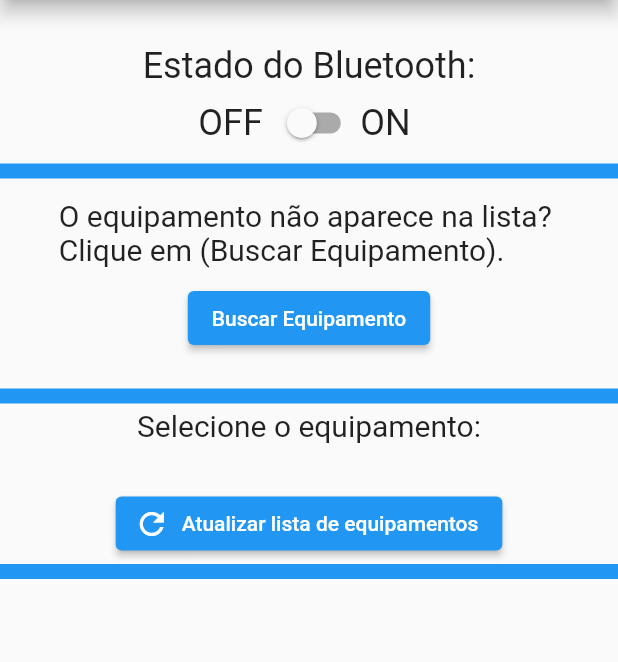
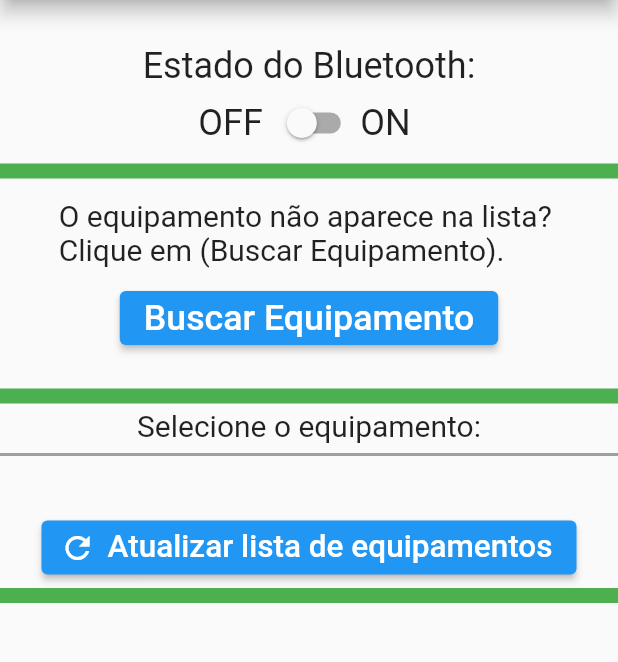
Before and after one commit to Fernando-H-Garcia/Alimentador, a Flutter app: the MyHomePage screen opened directly, on a phone screen of 412 x 824 dp, the part 156-818 px from its top. Run offline on Flutter 3.47's test engine with Material 2 defaults, Android fonts, the phone set to English and light mode, and no system bars; our stand-ins replace wakelock; statements that could not run were skipped.

Commit message:
Falta dar retoques na comunicação com o esp, mas no geral parece tudo funcinando

```diff
--- a/example/lib/2_FazendoAlteracao.dart
+++ b/example/lib/2_FazendoAlteracao.dart
@@ -21,7 +21,7 @@ class MyApp extends StatelessWidget {
     return MaterialApp(
       title: 'Eng & Life',
       theme: ThemeData(
-        primarySwatch: Colors.blue,
+        primarySwatch: Colors.green,
       ),
       navigatorKey: navigatorKey, // Assign the navigator key
       home: MyHomePage(title: 'Eng & Life'),
@@ -83,6 +83,7 @@ class _MyHomePageState extends State<MyHomePage> with TickerProviderStateMixin {
 
   bool isCalibrating = false;
 
+  bool roscaLigada = false;
 // Declare a stream subscription for discovery events
   StreamSubscription<BluetoothDiscoveryResult>? _streamSubscription;
 
@@ -310,15 +311,14 @@ class _MyHomePageState extends State<MyHomePage> with TickerProviderStateMixin {
       _refreshList();
       _showToast(context, "Desconectado");
       _connectedDeviceName = "";
-      isCalibrating=false;// Indica o fim da calibração
-      _receivedMessages.clear();//
+      isCalibrating = false; // Indica o fim da calibração
+      _receivedMessages.clear(); //
       Timer(Duration(milliseconds: 1000), () {
         goToBluetooth();
       });
 
       _pressCount =
           1; // Reseta contador da calibração caso desconecte no meio da calibração
-
     });
 
     setState(() {
@@ -588,8 +588,8 @@ class _MyHomePageState extends State<MyHomePage> with TickerProviderStateMixin {
           } else if (code == "FimC=") {
             final result = "${codeMap[code]} $value ";
             _pressCount = 1;
-            isCalibrating=false;// Indica o fim da calibração
-            _receivedMessages.clear();//
+            isCalibrating = false; // Indica o fim da calibração
+            _receivedMessages.clear(); //
             return result;
           } else if (code == "Ci=") {
             _pressCount = 2;
@@ -682,7 +682,7 @@ class _MyHomePageState extends State<MyHomePage> with TickerProviderStateMixin {
       case 1:
         _receivedMessages.clear();
         await _sendMessage("Calibrar");
-        isCalibrating=true;
+        isCalibrating = true;
         //@TODO Após apertar em calibrar tem que travar ou mudar a função do botão Limpar mensagens e Configurar A300 preciso de um botão Cancelar e um botão Ligar rosca ou lançar porção
         break;
       case 2:
@@ -765,20 +765,22 @@ class _MyHomePageState extends State<MyHomePage> with TickerProviderStateMixin {
               Text('ON ', style: TextStyle(fontSize: 24)),
             ],
           ),
-          Divider(thickness: 10, color: Colors.blue),
+          Divider(thickness: 10, color: Colors.green),
           SizedBox(height: 10),
           const Text(
               'O equipamento não aparece na lista? \nClique em (Buscar Equipamento).',
               style: TextStyle(fontSize: 20)),
           SizedBox(height: 10),
           ElevatedButton(
-            child: const Text('Buscar Equipamento'),
+            child: const Text('Buscar Equipamento',
+            textScaleFactor: 1.7),
             onPressed:
                 _navigateToDiscoveryPage, // Substitua pelo nome correto da função
           ),
           SizedBox(height: 20),
-          Divider(thickness: 10, color: Colors.blue),
+          Divider(thickness: 10, color: Colors.green),
           Text('Selecione o equipamento:', style: TextStyle(fontSize: 20)),
+          Divider(thickness: 2, color: Colors.grey),
           Column(
             children: _devicesList.map((device) {
               return Card(
@@ -786,7 +788,7 @@ class _MyHomePageState extends State<MyHomePage> with TickerProviderStateMixin {
                   borderRadius: BorderRadius.circular(10),
                   side: BorderSide(
                     width: 6,
-                    color: Colors.blue,
+                    color: Colors.green,
                   ),
                 ),
                 child: ListTile(
@@ -821,11 +823,12 @@ class _MyHomePageState extends State<MyHomePage> with TickerProviderStateMixin {
                   });
                 },
                 icon: Icon(Icons.refresh),
-                label: Text('Atualizar lista de equipamentos'),
-              ),
-            ],
-          ),
-          Divider(thickness: 10, color: Colors.blue),
+                label: Text('Atualizar lista de equipamentos',
+                    textScaleFactor: 1.5),
+              ),
+            ],
+          ),
+          Divider(thickness: 10, color: Colors.green),
           SizedBox(height: 50),
         ],
       ),
@@ -880,7 +883,8 @@ class _MyHomePageState extends State<MyHomePage> with TickerProviderStateMixin {
                                   child: Text(
                                     'Calibração em andamento!',
                                     style: TextStyle(
-                            fontSize: 16,
+                                      color: Colors.green,
+                                      fontSize: 20,
                                       fontFamily: 'Noto Sans',
                                     ),
                                   ),
@@ -888,7 +892,8 @@ class _MyHomePageState extends State<MyHomePage> with TickerProviderStateMixin {
                               : ListView.builder(
                                   itemCount: _receivedMessages.length,
                                   itemBuilder: (context, index) {
-                          String processedText = _receivedMessages[index];
+                                    String processedText =
+                                        _receivedMessages[index];
                                     return Text(
                                       processedText,
                                       style: TextStyle(
@@ -902,7 +907,8 @@ class _MyHomePageState extends State<MyHomePage> with TickerProviderStateMixin {
                               child: Text(
                                 'Equipamento Desconectado!',
                                 style: TextStyle(
-                            fontSize: 16,
+                                  color: Colors.red,
+                                  fontSize: 20,
                                   fontFamily: 'Noto Sans',
                                 ),
                               ),
@@ -912,16 +918,36 @@ class _MyHomePageState extends State<MyHomePage> with TickerProviderStateMixin {
                 ),
               ),
             ),
-
             Padding(
               padding: const EdgeInsets.all(1.0),
               child: Row(
-                mainAxisAlignment: MainAxisAlignment.center,
+                mainAxisAlignment: MainAxisAlignment.spaceEvenly,
                 children: [
+                  Container(height: 70,
+
+                      child: ElevatedButton(
+                        style: ElevatedButton.styleFrom(
+                          shape: RoundedRectangleBorder(
+                            borderRadius: BorderRadius.circular(50.0),
+                          ),
+                          backgroundColor: Colors.green,
+                        ),
+                        onPressed:isConnected? () async {
+                          _receivedMessages.clear();
+                          await _sendMessage("Info");
+                          // Função a ser executada ao pressionar o novo botão
+                        }:null,
+                        child: Icon(
+                          Icons.info_outline_rounded,
+                          color: Colors.white,
+                          size: 60,
+                        ),
+                      ),
+                  ),
+                  SizedBox(width: 10), // Espaçamento entre os botões
                   Container(
-                    width: 300, // Defina a largura desejada aqui
+                    width: 250, // Defina a largura desejada aqui
                     height: 70,
-                    decoration: BoxDecoration(),
                     child: ElevatedButton(
                       style: ElevatedButton.styleFrom(
                         shape: RoundedRectangleBorder(
@@ -929,7 +955,9 @@ class _MyHomePageState extends State<MyHomePage> with TickerProviderStateMixin {
                         ),
                         backgroundColor: Colors.green,
                       ),
-                      child: Text('Configurar $_connectedDeviceName',textScaleFactor: 1.5,
+                      child: Text(
+                        'Configurar $_connectedDeviceName',
+                        textScaleFactor:1.7,
                       ),
                       onPressed: isConnected && !isCalibrating
                           ? () async {
@@ -939,10 +967,10 @@ class _MyHomePageState extends State<MyHomePage> with TickerProviderStateMixin {
                             context,
                             MaterialPageRoute(
                               builder: (context) => ConfigurationPage(
-                                        connectedDeviceName:
-                                            _connectedDeviceName,
-                                      ),
-                                    ));
+                                connectedDeviceName: _connectedDeviceName,
+                              ),
+                            ),
+                          );
 
                           // Verifica se a string de retorno não é nula
                           if (calibracao != null && isConnected) {
@@ -954,8 +982,7 @@ class _MyHomePageState extends State<MyHomePage> with TickerProviderStateMixin {
                                 await _sendMessage(calibracao);
                               } catch (error) {
                                 // Lidar com o erro (timeout ou outro erro)
-                                      print(
-                                          'Erro ao enviar a mensagem: $error');
+                                print('Erro ao enviar a mensagem: $error');
                               }
                             });
                           }
@@ -969,13 +996,17 @@ class _MyHomePageState extends State<MyHomePage> with TickerProviderStateMixin {
             ),
 
           ],
-        ),
+        ), //row aqui
       ),
     );
   }
 
   Widget _buildCalibraTab() {
     return SingleChildScrollView(
+      child: GestureDetector(
+        onTap: () {
+          FocusScope.of(context).unfocus();
+        },
         child: Center(
           child: Column(
             mainAxisAlignment: MainAxisAlignment.center,
@@ -1016,8 +1047,7 @@ class _MyHomePageState extends State<MyHomePage> with TickerProviderStateMixin {
                             ? ListView.builder(
                                 itemCount: _receivedMessages.length,
                                 itemBuilder: (context, index) {
-                          String processedText =
-                          _receivedMessages[index];
+                                  String processedText = _receivedMessages[index];
                                   return Text(
                                     processedText,
                                     style: TextStyle(
@@ -1029,7 +1059,16 @@ class _MyHomePageState extends State<MyHomePage> with TickerProviderStateMixin {
                               )
                             : Center(
                                 child: isConnected
+                                    ? roscaLigada
                                         ? Text(
+                                            'Rosca Ligada!',
+                                            style: TextStyle(
+                                              color: Colors.green,
+                                              fontSize: 34,
+                                              fontFamily: 'Noto Sans',
+                                            ),
+                                          )
+                                        : Text(
                                             'Calibração desativada! \n \n Aperte (Calibrar) para \ndar início à calibração.',
                                             style: TextStyle(
                                               fontSize: 20,
@@ -1037,8 +1076,9 @@ class _MyHomePageState extends State<MyHomePage> with TickerProviderStateMixin {
                                             ),
                                           )
                                     : Text(
-                          'Equipamento Desconectado',
+                                        'Equipamento Desconectado!',
                                         style: TextStyle(
+                                          color: Colors.red,
                                           fontSize: 20,
                                           fontFamily: 'Noto Sans',
                                         ),
@@ -1056,54 +1096,55 @@ class _MyHomePageState extends State<MyHomePage> with TickerProviderStateMixin {
                   mainAxisAlignment: MainAxisAlignment.spaceEvenly,
                   children: [
                     ElevatedButton(
-                    child: Text('Cancelar'),
-                    onPressed: isConnected && isCalibrating? () async {
-                      await _sendMessage("Cancelar");
-                    } : null,
                       style: ElevatedButton.styleFrom(
                         shape: RoundedRectangleBorder(
                           borderRadius: BorderRadius.circular(25.0),
                         ),
-                      backgroundColor: isConnected ? Colors.green : Colors.grey,
-                    ),
-                  ),
-                  SizedBox(height: 30),
-                  Container(
-                    decoration: BoxDecoration(),
-                    child: ElevatedButton(
-                      child: Text('Calibrar $_connectedDeviceName'),
-                      onPressed: isConnected ? () {
-                        _handleButtonPress();
-                      } : null,
+                        backgroundColor: Colors.green,
+                        minimumSize: Size(100, 50),
+                      ),
+                      child: Text('Cancelar',
+                          textScaleFactor: 1.7),
+                      onPressed: isConnected && isCalibrating
+                          ? () async {
+                              await _sendMessage("Cancelar");
+                            }
+                          : null,
+                    ),
+                    SizedBox(height: 20),
+                    ElevatedButton(
                       style: ElevatedButton.styleFrom(
                         shape: RoundedRectangleBorder(
                           borderRadius: BorderRadius.circular(25.0),
                         ),
-                        backgroundColor: isConnected ? Colors.green : Colors.grey,
-                      ),
-                    ),
-                  ),
-
-                ],
-              ),
-            ),
-
-            SizedBox(height: 10), // Espaçamento adicional entre os widgets
+                        backgroundColor: Colors.green,
+                        minimumSize: Size(100, 50),
+                      ),
+                      child: Text('Calibrar $_connectedDeviceName',
+                          textScaleFactor: 1.7),
+                      onPressed: isConnected
+                          ? () {
+                              _handleButtonPress();
+                            }
+                          : null,
+
+                    ),
+                  ],
+                ),
+              ),
+
+              //SizedBox(height: 10), // Espaçamento adicional entre os widgets
 
               Column(
                 children: [
-                GestureDetector(
-                  onDoubleTap: () {
-                    FocusScope.of(context).unfocus();
-                  },
-                  child: Container(
+                  Container(
                     constraints: BoxConstraints(maxWidth: 270, maxHeight: 50),
                     decoration: BoxDecoration(
                       border: Border.all(color: Colors.grey, width: 1),
                       borderRadius: BorderRadius.circular(5),
                       color: Colors.grey[200],
                     ),
-                    child: Row(
+                    child: isCalibrating&& _pressCount==3? Row(
                       children: [
                         Expanded(
                           child: Padding(
@@ -1114,21 +1155,25 @@ class _MyHomePageState extends State<MyHomePage> with TickerProviderStateMixin {
             hintText: 'Digite o peso',
             border: InputBorder.none,
           ),
-                            ),
-                          ),
-                        ),
-
+          keyboardType: TextInputType.numberWithOptions(decimal: true),
+          inputFormatters: [
+            FilteringTextInputFormatter.allow(RegExp(r'^\d*\.?\d*$')),
+          ],
+        ),
+      ),
+                        ),
                         Padding(
                           padding: const EdgeInsets.all(8.0),
                           child: ElevatedButton(
-                            child: Text('Enviar'),
+                            child: Text('Enviar',
+                                textScaleFactor: 1.7),
                             onPressed: isConnected
                                 ? () async {
                                     if (isConnected) {
                                       String message =
                                           _messageTextFieldController.text;
                                       try {
-                                  await _sendMessage(message);
+                                        await _sendMessage("C,$message,F");
                                       } catch (error) {
                                         print(
                                             'Erro ao enviar a mensagem: $message');
@@ -1141,8 +1186,7 @@ class _MyHomePageState extends State<MyHomePage> with TickerProviderStateMixin {
                           ),
                         ),
                       ],
-                    ),
-                  ),
+                    ):null,
                   ),
                   SizedBox(height: 10), // Espaçamento adicional entre os widgets
                   GestureDetector(
@@ -1150,6 +1194,9 @@ class _MyHomePageState extends State<MyHomePage> with TickerProviderStateMixin {
                       if (isConnected) {
                         try {
                           await _sendMessage("Liga1");
+                          setState(() {
+                            roscaLigada = true;
+                          });
                         } catch (error) {
                           print('Erro ao enviar a mensagem: $error');
                         }
@@ -1159,6 +1206,9 @@ class _MyHomePageState extends State<MyHomePage> with TickerProviderStateMixin {
                       if (isConnected) {
                         try {
                           await _sendMessage("Desliga1");
+                          setState(() {
+                            roscaLigada = false;
+                          });
                         } catch (error) {
                           print('Erro ao enviar a mensagem: $error');
                         }
@@ -1168,30 +1218,30 @@ class _MyHomePageState extends State<MyHomePage> with TickerProviderStateMixin {
                       child: Center(
                         child: Text(
                           'Ligar Rosca',
-                        style: TextStyle(
-                          fontSize: 16,
+                          style: TextStyle(color: Colors.white,
+                            fontSize: 20,
                             fontWeight: FontWeight.bold,
                           ),
                         ),
                       ),
-                    width: 100,
+                      width: 140,
                       height: 50,
                       decoration: BoxDecoration(
                         border: Border.all(color: Colors.black),
-                      color: isConnected ? Colors.blue : Colors.grey,
-                      borderRadius: BorderRadius.circular(15),
-                    ),
-                  ),
-                ),
-              ],
-            ),
-          ],
-        ),
-      ),
-    );
-  }
-}
-
+                        borderRadius: BorderRadius.circular(25),
+                        color: isConnected ? Colors.green : Colors.grey,
+                      ),
+                    ),
+                  ),
+                ],
+              ),
+            ],
+          ),
+        ),
+      ),
+    );
+  }
+}
 
 // Configuration page
 class ConfigurationPage extends StatefulWidget {
@@ -1549,8 +1599,10 @@ class _ConfigurationPageState extends State<ConfigurationPage> {
                         borderRadius: BorderRadius.circular(25.0),
                       ),
                       backgroundColor: Colors.green,
-                    ),
-                    child: Text('Cancelar'),
+                      minimumSize: Size(100, 50),
+                    ),
+                    child: Text('Cancelar',
+                    textScaleFactor: 1.7),
                     onPressed: () {
                       Navigator.pop(context);
                     },
@@ -1561,8 +1613,10 @@ class _ConfigurationPageState extends State<ConfigurationPage> {
                         borderRadius: BorderRadius.circular(25.0),
                       ),
                       backgroundColor: Colors.green,
-                    ),
-                    child: Text('Salvar'),
+                      minimumSize: Size(100, 50),
+                    ),
+                    child: Text('Salvar',
+                    textScaleFactor: 1.7),
                     onPressed: () {
                       peso = int.tryParse(pesoController.text) ?? 0;
                       horaIni = selectedTime.hour;
--- a/example/lib/DiscoveryPage.dart
+++ b/example/lib/DiscoveryPage.dart
@@ -97,7 +97,7 @@ class _DiscoveryPage extends State<DiscoveryPage> {
       ),
       body: Column(
         children: [
-          Divider(thickness: 5,color: Colors.blue),
+          Divider(thickness: 5,color: Colors.green),
           SizedBox(height: 20,),
           //Divider(thickness: 10,color: Colors.blue),
           Center(
@@ -115,7 +115,7 @@ class _DiscoveryPage extends State<DiscoveryPage> {
             ),
           ),
           SizedBox(height: 20),
-          Divider(thickness: 5, color: Colors.blue),
+          Divider(thickness: 5, color: Colors.green),
           Expanded(
             child: ListView.builder(
               itemCount: results.length,
```
Lines whose indentation alone changed are shown as unchanged.
